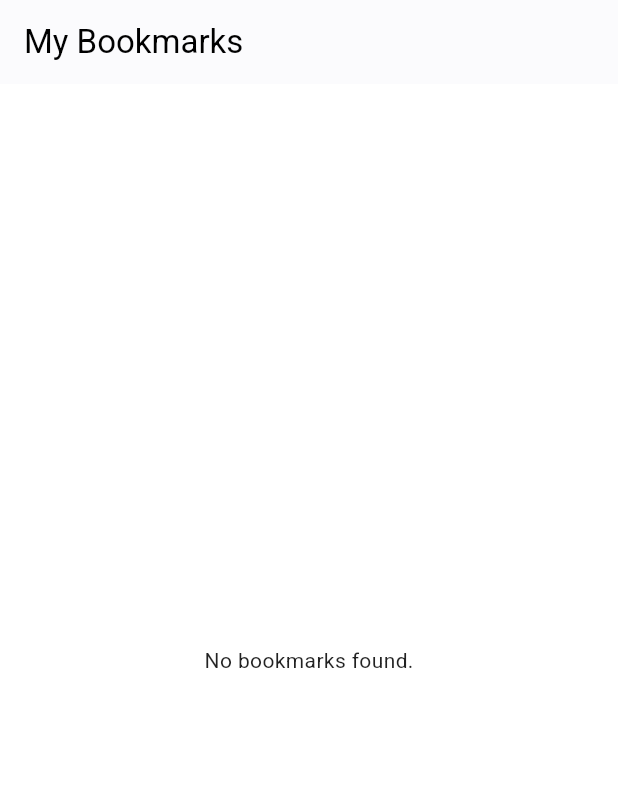
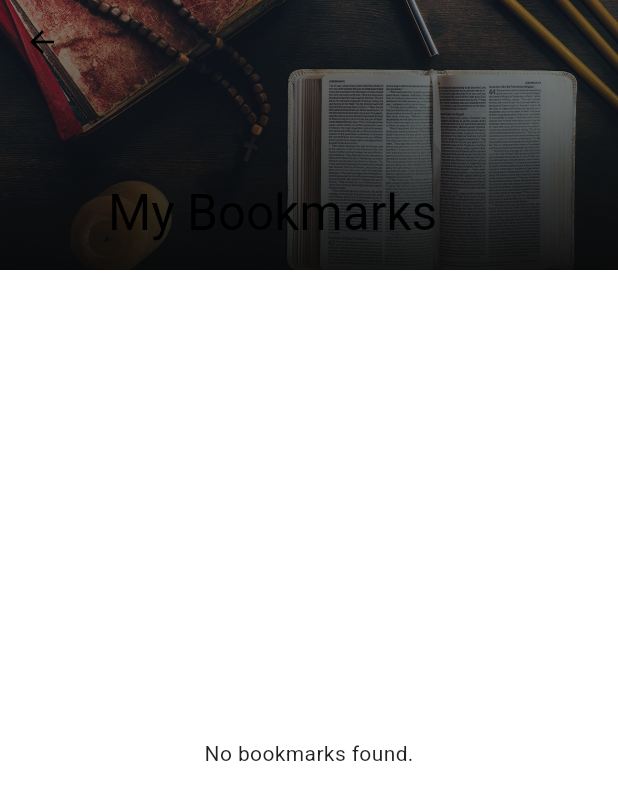
Before and after one commit to hearyaldy/alkitab_2.0, a Flutter app: the BookmarksScreen screen opened by its route, on a phone screen of 412 x 824 dp. Shown: the top 800 px of the screen. Run offline on Flutter 3.47's test engine with Material 3 defaults, Android fonts, the phone set to English and light mode, and no system bars; our stand-ins replace flutter_dotenv, flutter_image_compress, flutter_riverpod, go_router, hive_flutter, image_picker and 1 more; accounts and stored records are empty.

Commit message:
Bookmark Page not working

```diff
--- a/lib/screens/bookmarks/bookmarks_screen.dart
+++ b/lib/screens/bookmarks/bookmarks_screen.dart
@@ -1,4 +1,5 @@
 import 'package:flutter/material.dart';
+import 'package:go_router/go_router.dart';
 import 'package:supabase_flutter/supabase_flutter.dart';
 
 class BookmarksScreen extends StatefulWidget {
@@ -9,18 +10,20 @@ class BookmarksScreen extends StatefulWidget {
 }
 
 class _BookmarksScreenState extends State<BookmarksScreen> {
-  /// Fetches bookmarks for the current user from the "user_bookmarks" table.
+  /// Fetches bookmarks for the current user from "user_bookmarks" table,
+  /// ordering by 'id' (since created_at isn't available).
   Future<List<dynamic>> fetchBookmarks() async {
     final user = Supabase.instance.client.auth.currentUser;
     if (user == null) {
       throw Exception("User not authenticated");
     }
     try {
+      // Run the query – the result is already a List<dynamic>
       final bookmarks = await Supabase.instance.client
           .from('user_bookmarks')
           .select()
           .eq('user_id', user.id)
-          .order('created_at', ascending: false);
+          .order('id', ascending: false);
       return bookmarks as List<dynamic>;
     } catch (e) {
       throw Exception("Error fetching bookmarks: $e");
@@ -34,7 +37,7 @@ class _BookmarksScreenState extends State<BookmarksScreen> {
           .from('user_bookmarks')
           .delete()
           .eq('id', bookmarkId);
-      setState(() {}); // Trigger a refresh
+      setState(() {}); // Refresh the UI.
       ScaffoldMessenger.of(context).showSnackBar(
         const SnackBar(content: Text("Bookmark deleted")),
       );
@@ -48,28 +51,49 @@ class _BookmarksScreenState extends State<BookmarksScreen> {
   @override
   Widget build(BuildContext context) {
     return Scaffold(
-      appBar: AppBar(
+      // CustomScrollView enables a header with image and back button.
+      body: CustomScrollView(
+        slivers: [
+          // SliverAppBar with a header image and back button.
+          SliverAppBar(
+            pinned: true,
+            expandedHeight: 180,
+            leading: IconButton(
+              icon: const Icon(Icons.arrow_back),
+              onPressed: () => context.pop(), // Using GoRouter's context.pop()
+            ),
+            flexibleSpace: FlexibleSpaceBar(
               title: const Text("My Bookmarks"),
+              background: Image.asset(
+                "assets/images/header_image.png", // Ensure this asset exists.
+                fit: BoxFit.cover,
               ),
-      body: FutureBuilder<List<dynamic>>(
+            ),
+          ),
+          // The remainder of the page shows the bookmarks list.
+          SliverFillRemaining(
+            child: FutureBuilder<List<dynamic>>(
               future: fetchBookmarks(),
               builder: (context, snapshot) {
                 if (snapshot.connectionState == ConnectionState.waiting) {
                   return const Center(child: CircularProgressIndicator());
                 } else if (snapshot.hasError) {
-            return Center(child: Text("Error: ${snapshot.error}"));
+                  return Center(
+                    child: Text("Error: ${snapshot.error}"),
+                  );
                 } else if (!snapshot.hasData || snapshot.data!.isEmpty) {
                   return const Center(child: Text("No bookmarks found."));
                 } else {
                   final bookmarks = snapshot.data!;
                   return RefreshIndicator(
                     onRefresh: () async {
-                setState(() {}); // Refresh the UI
+                      setState(() {}); // Refresh the UI.
                     },
                     child: ListView.builder(
                       itemCount: bookmarks.length,
                       itemBuilder: (context, index) {
-                  final bookmark = bookmarks[index] as Map<String, dynamic>;
+                        final bookmark =
+                            bookmarks[index] as Map<String, dynamic>;
                         return ListTile(
                           title: Text(bookmark['title'] ?? 'No Title'),
                           subtitle: Text(bookmark['verse_reference'] ?? ''),
@@ -79,7 +103,7 @@ class _BookmarksScreenState extends State<BookmarksScreen> {
                           ),
                           onTap: () {
                             // Navigate to a detailed view for this bookmark.
-                      // For example, if you have a detail page:
+                            // For example:
                             // Navigator.pushNamed(context, '/devotionalDetail', arguments: bookmark);
                           },
                         );
@@ -89,6 +113,9 @@ class _BookmarksScreenState extends State<BookmarksScreen> {
                 }
               },
             ),
+          ),
+        ],
+      ),
     );
   }
 }
```
Also changed, not shown: lib/screens/tabs/devotional_tab.dart (+69 -34 lines). Lines whose indentation alone changed are shown as unchanged.
